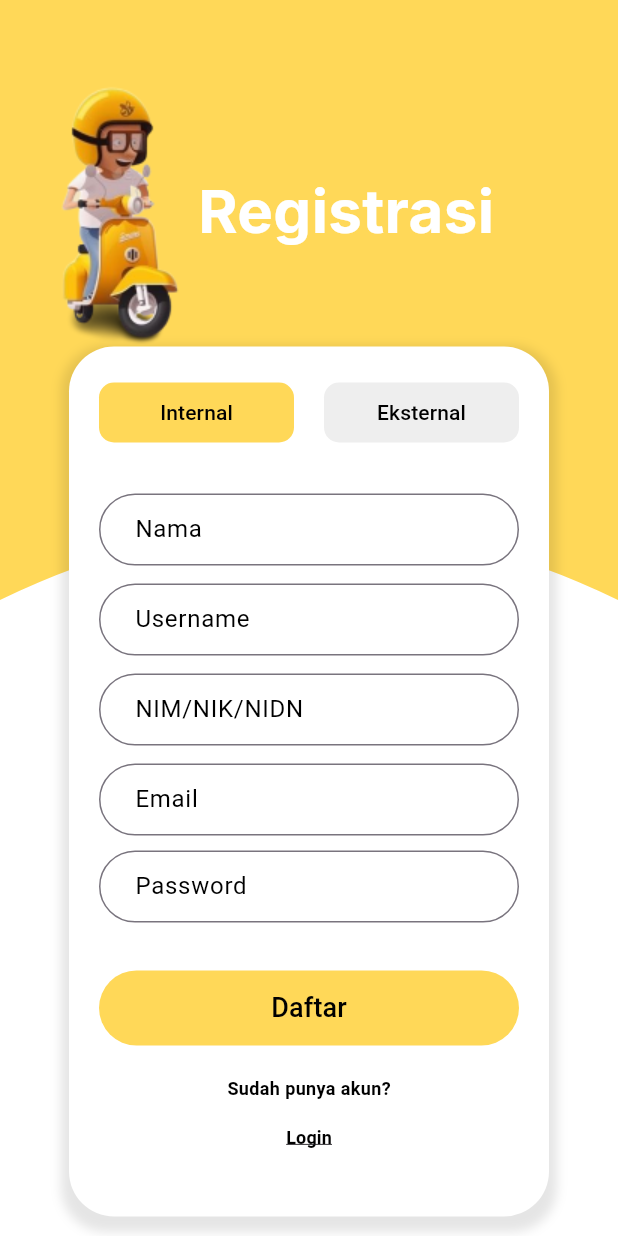
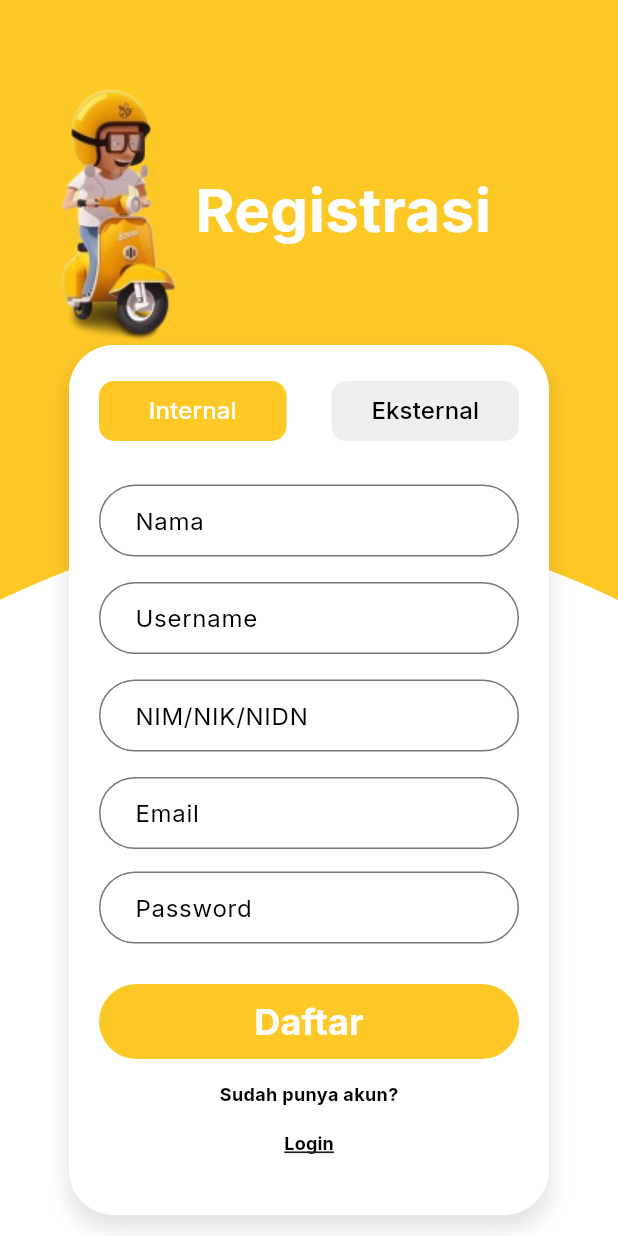
Before and after one commit to rian1504/ParkQuest-Parkir-Gamifikasi, a Flutter app: the Daftar screen opened by its route, on a phone screen of 412 x 824 dp. Run offline on Flutter 3.47's test engine with Material 3 defaults, Android fonts, the light colour scheme and no system bars; our stand-ins replace google_fonts.

Commit message:
Memperbaiki halaman registrasi dan membuat form registrasi eksternal

```diff
--- a/lib/pages/daftar.dart
+++ b/lib/pages/daftar.dart
@@ -1,8 +1,387 @@
 import 'package:flutter/material.dart';
 import 'package:google_fonts/google_fonts.dart';
 
-class Daftar extends StatelessWidget {
+class Daftar extends StatefulWidget {
   const Daftar({super.key});
+
+  @override
+  // ignore: library_private_types_in_public_api
+  _DaftarState createState() => _DaftarState();
+}
+
+class _DaftarState extends State<Daftar> {
+  var _selectedRole = "internal";
+
+  // Card
+  Widget _cardForm(double height) {
+    return Padding(
+      padding: EdgeInsets.only(bottom: 50),
+      child: Container(
+        padding: EdgeInsets.all(20),
+        width: 320,
+        height: height,
+        decoration: BoxDecoration(
+          color: Colors.white,
+          borderRadius: BorderRadius.circular(30),
+          boxShadow: [
+            BoxShadow(
+                color: Colors.black.withOpacity(0.1),
+                spreadRadius: 2,
+                blurRadius: 10,
+                offset: Offset(0, 8)),
+          ],
+        ),
+        child: Column(children: [
+          Row(
+            children: [
+              // Button Internal
+              Expanded(
+                  child: TextButton(
+                onPressed: () {
+                  setState(() {
+                    _selectedRole = 'internal';
+                  });
+                },
+                style: TextButton.styleFrom(
+                  backgroundColor: _selectedRole == 'internal'
+                      ? Color(0xFFFEC827)
+                      : Colors.grey[200],
+                  shape: RoundedRectangleBorder(
+                    borderRadius: BorderRadius.all(Radius.circular(10)),
+                  ),
+                ),
+                child: Text(
+                  'Internal',
+                  style: GoogleFonts.inter(
+                      color: _selectedRole == 'internal'
+                          ? Colors.white
+                          : Colors.black,
+                      fontSize: 16,
+                      fontWeight: FontWeight.w500),
+                ),
+              )),
+              SizedBox(width: 30),
+              // Button Eksternal
+              Expanded(
+                child: TextButton(
+                  onPressed: () {
+                    setState(() {
+                      _selectedRole = 'eksternal';
+                    });
+                  },
+                  style: TextButton.styleFrom(
+                    backgroundColor: _selectedRole == 'eksternal'
+                        ? Color(0xFFFEC827)
+                        : Colors.grey[200],
+                    shape: RoundedRectangleBorder(
+                      borderRadius: BorderRadius.all(Radius.circular(10)),
+                    ),
+                  ),
+                  child: Text(
+                    'Eksternal',
+                    style: GoogleFonts.inter(
+                        color: _selectedRole == 'eksternal'
+                            ? Colors.white
+                            : Colors.black,
+                        fontSize: 16,
+                        fontWeight: FontWeight.w500),
+                  ),
+                ),
+              ),
+            ],
+          ),
+          // Form Fields
+          if (_selectedRole == 'internal') _buildInternalForm(),
+          if (_selectedRole == 'eksternal') _buildEksternalForm(),
+          // Submit Button
+          SizedBox(height: 25),
+          SizedBox(
+            height: 50,
+            width: 500,
+            child: TextButton(
+              onPressed: () {
+                // Handle submit action
+              },
+              style: TextButton.styleFrom(
+                backgroundColor: Color(0xFFFEC827),
+                shape: RoundedRectangleBorder(
+                  borderRadius: BorderRadius.circular(50),
+                ),
+              ),
+              child: Text(
+                'Daftar',
+                style: GoogleFonts.inter(
+                    fontSize: 24,
+                    color: Colors.white,
+                    fontWeight: FontWeight.bold),
+              ),
+            ),
+          ),
+          SizedBox(height: 15),
+          Text('Sudah punya akun?',
+              style: GoogleFonts.inter(
+                  color: Colors.black,
+                  fontSize: 12,
+                  fontWeight: FontWeight.bold)),
+          TextButton(
+            onPressed: () {
+              Navigator.pushNamed(context, '/login');
+            },
+            child: Text('Login',
+                style: GoogleFonts.inter(
+                    color: Colors.black,
+                    fontSize: 12,
+                    fontWeight: FontWeight.bold,
+                    decoration: TextDecoration.underline)),
+          ),
+        ]),
+      ),
+    );
+  }
+
+  // Form Internal
+  Widget _buildInternalForm() {
+    return SingleChildScrollView(
+      child: Column(
+        children: [
+          SizedBox(height: 25),
+          SizedBox(
+            height: 50,
+            child: TextFormField(
+              decoration: InputDecoration(
+                  labelText: "Nama",
+                  labelStyle: GoogleFonts.inter(color: Colors.black),
+                  contentPadding: EdgeInsets.symmetric(horizontal: 20),
+                  border: OutlineInputBorder(
+                    borderRadius: BorderRadius.all(
+                      Radius.circular(50),
+                    ),
+                  ),
+                  focusedBorder: OutlineInputBorder(
+                    borderSide: BorderSide(color: Colors.black),
+                    borderRadius: BorderRadius.all(Radius.circular(50)),
+                  )),
+            ),
+          ),
+          SizedBox(height: 15),
+          SizedBox(
+            height: 50,
+            child: TextFormField(
+              decoration: InputDecoration(
+                  labelText: "Username",
+                  labelStyle: GoogleFonts.inter(color: Colors.black),
+                  contentPadding: EdgeInsets.symmetric(horizontal: 20),
+                  border: OutlineInputBorder(
+                    borderRadius: BorderRadius.all(
+                      Radius.circular(50),
+                    ),
+                  ),
+                  focusedBorder: OutlineInputBorder(
+                    borderSide: BorderSide(color: Colors.black),
+                    borderRadius: BorderRadius.all(Radius.circular(50)),
+                  )),
+            ),
+          ),
+          SizedBox(height: 15),
+          SizedBox(
+            height: 50,
+            child: TextFormField(
+              decoration: InputDecoration(
+                  labelText: "NIM/NIK/NIDN",
+                  labelStyle: GoogleFonts.inter(color: Colors.black),
+                  contentPadding: EdgeInsets.symmetric(horizontal: 20),
+                  border: OutlineInputBorder(
+                    borderRadius: BorderRadius.all(
+                      Radius.circular(50),
+                    ),
+                  ),
+                  focusedBorder: OutlineInputBorder(
+                    borderSide: BorderSide(color: Colors.black),
+                    borderRadius: BorderRadius.all(Radius.circular(50)),
+                  )),
+            ),
+          ),
+          SizedBox(height: 15),
+          SizedBox(
+            child: TextFormField(
+              decoration: InputDecoration(
+                  labelText: "Email",
+                  labelStyle: GoogleFonts.inter(color: Colors.black),
+                  contentPadding: EdgeInsets.symmetric(horizontal: 20),
+                  border: OutlineInputBorder(
+                    borderRadius: BorderRadius.all(
+                      Radius.circular(50),
+                    ),
+                  ),
+                  focusedBorder: OutlineInputBorder(
+                    borderSide: BorderSide(color: Colors.black),
+                    borderRadius: BorderRadius.all(Radius.circular(50)),
+                  )),
+            ),
+          ),
+          SizedBox(height: 15),
+          SizedBox(
+            height: 50,
+            child: TextFormField(
+              decoration: InputDecoration(
+                  labelText: "Password",
+                  labelStyle: GoogleFonts.inter(color: Colors.black),
+                  contentPadding: EdgeInsets.symmetric(horizontal: 20),
+                  border: OutlineInputBorder(
+                    borderRadius: BorderRadius.all(
+                      Radius.circular(50),
+                    ),
+                  ),
+                  focusedBorder: OutlineInputBorder(
+                    borderSide: BorderSide(color: Colors.black),
+                    borderRadius: BorderRadius.all(Radius.circular(50)),
+                  )),
+            ),
+          ),
+        ],
+      ),
+    );
+  }
+
+  // Form Eksternal
+  Widget _buildEksternalForm() {
+    return Column(
+      children: [
+        SizedBox(height: 25),
+        SizedBox(
+          height: 50,
+          child: TextFormField(
+            decoration: InputDecoration(
+                labelText: "Nama",
+                labelStyle: GoogleFonts.inter(color: Colors.black),
+                contentPadding: EdgeInsets.symmetric(horizontal: 20),
+                border: OutlineInputBorder(
+                  borderRadius: BorderRadius.all(
+                    Radius.circular(50),
+                  ),
+                ),
+                focusedBorder: OutlineInputBorder(
+                  borderSide: BorderSide(color: Colors.black),
+                  borderRadius: BorderRadius.all(Radius.circular(50)),
+                )),
+          ),
+        ),
+        SizedBox(height: 15),
+        SizedBox(
+          height: 50,
+          child: TextFormField(
+            decoration: InputDecoration(
+                labelText: "Username",
+                labelStyle: GoogleFonts.inter(color: Colors.black),
+                contentPadding: EdgeInsets.symmetric(horizontal: 20),
+                border: OutlineInputBorder(
+                  borderRadius: BorderRadius.all(
+                    Radius.circular(50),
+                  ),
+                ),
+                focusedBorder: OutlineInputBorder(
+                  borderSide: BorderSide(color: Colors.black),
+                  borderRadius: BorderRadius.all(Radius.circular(50)),
+                )),
+          ),
+        ),
+        SizedBox(height: 15),
+        SizedBox(
+          height: 50,
+          child: TextFormField(
+            decoration: InputDecoration(
+                labelText: "No KTP/NIK",
+                labelStyle: GoogleFonts.inter(color: Colors.black),
+                contentPadding: EdgeInsets.symmetric(horizontal: 20),
+                border: OutlineInputBorder(
+                  borderRadius: BorderRadius.all(
+                    Radius.circular(50),
+                  ),
+                ),
+                focusedBorder: OutlineInputBorder(
+                  borderSide: BorderSide(color: Colors.black),
+                  borderRadius: BorderRadius.all(Radius.circular(50)),
+                )),
+          ),
+        ),
+        SizedBox(height: 15),
+        SizedBox(
+          height: 50,
+          child: TextFormField(
+            decoration: InputDecoration(
+                labelText: "Instansi/Perusahaan",
+                labelStyle: GoogleFonts.inter(color: Colors.black),
+                contentPadding: EdgeInsets.symmetric(horizontal: 20),
+                border: OutlineInputBorder(
+                  borderRadius: BorderRadius.all(
+                    Radius.circular(50),
+                  ),
+                ),
+                focusedBorder: OutlineInputBorder(
+                  borderSide: BorderSide(color: Colors.black),
+                  borderRadius: BorderRadius.all(Radius.circular(50)),
+                )),
+          ),
+        ),
+        SizedBox(height: 15),
+        SizedBox(
+          height: 50,
+          child: TextFormField(
+            decoration: InputDecoration(
+                labelText: "Jabatan",
+                labelStyle: GoogleFonts.inter(color: Colors.black),
+                contentPadding: EdgeInsets.symmetric(horizontal: 20),
+                border: OutlineInputBorder(
+                  borderRadius: BorderRadius.all(
+                    Radius.circular(50),
+                  ),
+                ),
+                focusedBorder: OutlineInputBorder(
+                  borderSide: BorderSide(color: Colors.black),
+                  borderRadius: BorderRadius.all(Radius.circular(50)),
+                )),
+          ),
+        ),
+        SizedBox(height: 15),
+        SizedBox(
+          child: TextFormField(
+            decoration: InputDecoration(
+                labelText: "Email",
+                labelStyle: GoogleFonts.inter(color: Colors.black),
+                contentPadding: EdgeInsets.symmetric(horizontal: 20),
+                border: OutlineInputBorder(
+                  borderRadius: BorderRadius.all(
+                    Radius.circular(50),
+                  ),
+                ),
+                focusedBorder: OutlineInputBorder(
+                  borderSide: BorderSide(color: Colors.black),
+                  borderRadius: BorderRadius.all(Radius.circular(50)),
+                )),
+          ),
+        ),
+        SizedBox(height: 15),
+        SizedBox(
+          height: 50,
+          child: TextFormField(
+            decoration: InputDecoration(
+                labelText: "Password",
+                labelStyle: GoogleFonts.inter(color: Colors.black),
+                contentPadding: EdgeInsets.symmetric(horizontal: 20),
+                border: OutlineInputBorder(
+                  borderRadius: BorderRadius.all(
+                    Radius.circular(50),
+                  ),
+                ),
+                focusedBorder: OutlineInputBorder(
+                  borderSide: BorderSide(color: Colors.black),
+                  borderRadius: BorderRadius.all(Radius.circular(50)),
+                )),
+          ),
+        ),
+      ],
+    );
+  }
 
   @override
   Widget build(BuildContext context) {
@@ -10,26 +389,29 @@ class Daftar extends StatelessWidget {
       backgroundColor: Colors.white,
       body: Stack(
         children: [
+          // Curved Background
           ClipPath(
             clipper: RoundedClipper(),
             child: Container(
               height: 500,
-              decoration: BoxDecoration(color: Color(0xFFFFD858)),
+              decoration: BoxDecoration(color: Color(0xFFFEC827)),
             ),
           ),
+          // Main Content
           SingleChildScrollView(
             child: Padding(
-              padding: const EdgeInsets.symmetric(horizontal: 10),
+              padding: EdgeInsets.symmetric(horizontal: 10),
               child: Column(
                 children: [
-                  const SizedBox(height: 50),
+                  SizedBox(height: 50),
                   Row(
                     children: [
-                      // Gambar Registrasi
+                      // Image Registrasi
                       Padding(padding: EdgeInsets.only(left: 25)),
                       Image.asset(
                         "assets/img/register.png",
-                        height: 181,
+                        height: 180,
+                        width: 85,
                       ),
                       // Text Registrasi
                       Padding(padding: EdgeInsets.only(left: 10)),
@@ -42,223 +424,20 @@ class Daftar extends StatelessWidget {
                       ),
                     ],
                   ),
-                  // Card
-                  Container(
-                    padding: EdgeInsets.all(20),
-                    width: 320,
-                    height: 580,
-                    decoration: BoxDecoration(
-                      color: Colors.white,
-                      borderRadius: BorderRadius.circular(30),
-                      boxShadow: [
-                        BoxShadow(
-                            color: Colors.black.withOpacity(0.1),
-                            spreadRadius: 5,
-                            blurRadius: 5,
-                            offset: const Offset(0, 5)),
-                      ],
-                    ),
-                    child: Column(children: [
-                      Row(
-                        children: [
-                          // Internal
-                          Expanded(
-                            child: TextButton(
-                              onPressed: () {},
-                              style: TextButton.styleFrom(
-                                backgroundColor: Color(0xFFFFD858),
-                                shape: RoundedRectangleBorder(
-                                  borderRadius:
-                                      BorderRadius.all(Radius.circular(10)),
-                                  ),
-                                ),
-                              child: Text(
-                                'Internal',
-                                style: TextStyle(color: Colors.black),
-                              ),
-                            ),
-                          ),
-                          SizedBox(width: 20),
-                          // Eksternal
-                          Expanded(
-                            child: TextButton(
-                              onPressed: () {
-                                // Eksternal
-                              },
-                              style: TextButton.styleFrom(
-                                backgroundColor: Colors.grey[200],
-                                shape: const RoundedRectangleBorder(
-                                  borderRadius:
-                                      BorderRadius.all(Radius.circular(10)),
-                                ),
-                              ),
-                              child: const Text(
-                                'Eksternal',
-                                style: TextStyle(color: Colors.black),
-                              ),
-                            ),
-                          ),
-                        ],
-                      ),
-                      // Form Fields
-                      SizedBox(height: 30),
-                      SizedBox(
-                        height: 50,
-                        child: TextFormField(
-                          decoration: InputDecoration(
-                              labelText: "Nama",
-                              labelStyle: TextStyle(color: Colors.black),
-                              contentPadding:
-                                  EdgeInsets.symmetric(horizontal: 20),
-                              border: OutlineInputBorder(
-                                borderRadius: BorderRadius.all(
-                                  Radius.circular(50),
-                                ),
-                              ),
-                              focusedBorder: OutlineInputBorder(
-                                borderSide: BorderSide(color: Colors.black),
-                                borderRadius:
-                                    BorderRadius.all(Radius.circular(50)),
-                              )),
-                        ),
-                      ),
-                      SizedBox(height: 10),
-                      SizedBox(
-                        height: 50,
-                        child: TextFormField(
-                          decoration: InputDecoration(
-                              labelText: "Username",
-                              labelStyle: TextStyle(color: Colors.black),
-                              contentPadding:
-                                  EdgeInsets.symmetric(horizontal: 20),
-                              border: OutlineInputBorder(
-                                borderRadius: BorderRadius.all(
-                                  Radius.circular(50),
-                                ),
-                              ),
-                              focusedBorder: OutlineInputBorder(
-                                borderSide: BorderSide(color: Colors.black),
-                                borderRadius:
-                                    BorderRadius.all(Radius.circular(50)),
-                              )),
-                        ),
-                      ),
-                      SizedBox(height: 10),
-                      SizedBox(
-                        height: 50,
-                        child: TextFormField(
-                          decoration: InputDecoration(
-                              labelText: "NIM/NIK/NIDN",
-                              labelStyle: TextStyle(color: Colors.black),
-                              contentPadding:
-                                  EdgeInsets.symmetric(horizontal: 20),
-                              border: OutlineInputBorder(
-                                borderRadius: BorderRadius.all(
-                                  Radius.circular(50),
-                                ),
-                              ),
-                              focusedBorder: OutlineInputBorder(
-                                borderSide: BorderSide(color: Colors.black),
-                                borderRadius:
-                                    BorderRadius.all(Radius.circular(50)),
-                              )),
-                        ),
-                      ),
-                      SizedBox(height: 10),
-                      SizedBox(
-                        child: TextFormField(
-                          decoration: InputDecoration(
-                              labelText: "Email",
-                              labelStyle: TextStyle(color: Colors.black),
-                              contentPadding:
-                                  EdgeInsets.symmetric(horizontal: 20),
-                              border: OutlineInputBorder(
-                                borderRadius: BorderRadius.all(
-                                  Radius.circular(50),
-                                ),
-                              ),
-                              focusedBorder: OutlineInputBorder(
-                                borderSide: BorderSide(color: Colors.black),
-                                borderRadius:
-                                    BorderRadius.all(Radius.circular(50)),
-                              )),
-                        ),
-                      ),
-                      SizedBox(height: 10),
-                      SizedBox(
-                        height: 50,
-                        child: TextFormField(
-                          decoration: InputDecoration(
-                              labelText: "Password",
-                              labelStyle: TextStyle(color: Colors.black),
-                              contentPadding:
-                                  EdgeInsets.symmetric(horizontal: 20),
-                              border: OutlineInputBorder(
-                                borderRadius: BorderRadius.all(
-                                  Radius.circular(50),
-                                ),
-                              ),
-                              focusedBorder: OutlineInputBorder(
-                                borderSide: BorderSide(color: Colors.black),
-                                borderRadius:
-                                    BorderRadius.all(Radius.circular(50)),
-                              )),
-                        ),
-                      ),
-                      // Submit Button
-                      SizedBox(height: 30),
-                      SizedBox(
-                        height: 50,
-                        width: 500,
-                        child: TextButton(
-                          onPressed: () {
-                            // Handle submit action
-                          },
-                          style: TextButton.styleFrom(
-                            backgroundColor: const Color(0xFFFFD858),
-                            padding: EdgeInsets.symmetric(vertical: 10),
-                            shape: RoundedRectangleBorder(
-                              borderRadius: BorderRadius.circular(50),
-                            ),
-                          ),
-                          child: const Text(
-                            'Daftar',
-                            style: TextStyle(fontSize: 18, color: Colors.black),
-                          ),
-                        ),
-                      ),
-                      SizedBox(height: 20),
-                      Text('Sudah punya akun?',
-                          style: TextStyle(
-                              color: Colors.black,
-                              fontSize: 12,
-                              fontWeight: FontWeight.bold)
-                        ),
-                      TextButton(
-                        onPressed: () {
-                          Navigator.pushNamed(context, '/login');
-                        },
-                        child: Text(
-                          'Login',
-                            style: TextStyle(
-                                color: Colors.black,
-                                fontSize: 12,
-                                fontWeight: FontWeight.bold,
-                                decoration: TextDecoration.underline)),
-                      )
-                    ]),
-                  )
+                  // Memanggil Card
+                  if (_selectedRole == 'internal') _cardForm(580),
+                  if (_selectedRole == 'eksternal') _cardForm(720),
                 ],
               ),
             ),
-          )
+          ),
         ],
       ),
     );
   }
 }
 
-// Custom clipper for the curved background
+// Custom clipper untuk curved background
 class RoundedClipper extends CustomClipper<Path> {
   @override
   Path getClip(Size size) {
```
